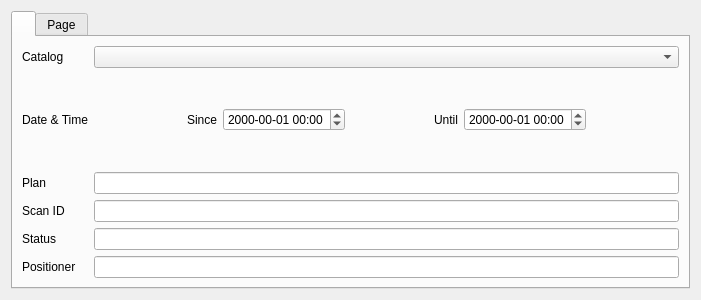
Old version of the form gemviz23/demo/resources/filterpanel.ui in the repository BCDA-APS/gemviz.
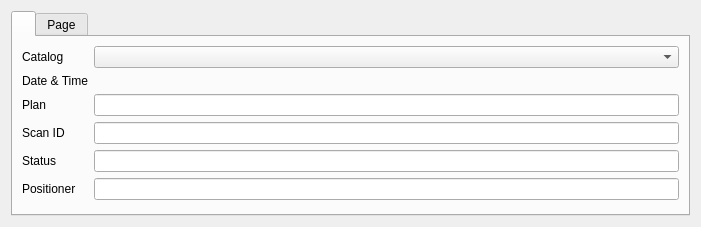
New version of the form.

Commit message: MNT #37 Change to QFormLayout, leave date widget empty here

Patch:
```diff
--- a/gemviz23/demo/resources/filterpanel.ui
+++ b/gemviz23/demo/resources/filterpanel.ui
@@ -7,7 +7,7 @@
     <x>0</x>
     <y>0</y>
     <width>701</width>
-    <height>300</height>
+    <height>227</height>
    </rect>
   </property>
   <property name="windowTitle">
@@ -23,140 +23,63 @@
       <attribute name="title">
        <string/>
       </attribute>
-      <layout class="QGridLayout" name="gridLayout">
-       <item row="7" column="0">
-        <widget class="QLabel" name="status_label">
-         <property name="text">
-          <string>Status</string>
-         </property>
-        </widget>
-       </item>
-       <item row="4" column="2">
-        <widget class="QLineEdit" name="plan_name"/>
-       </item>
-       <item row="9" column="0">
-        <widget class="QLabel" name="positioner_label">
-         <property name="text">
-          <string>Positioner</string>
-         </property>
-        </widget>
-       </item>
-       <item row="1" column="0">
+      <layout class="QFormLayout" name="formLayout">
+       <item row="0" column="0">
         <widget class="QLabel" name="status_label_2">
          <property name="text">
           <string>Catalog</string>
          </property>
         </widget>
        </item>
-       <item row="4" column="0">
-        <widget class="QLabel" name="plan_label">
-         <property name="text">
-          <string>Plan</string>
-         </property>
-        </widget>
+       <item row="0" column="1">
+        <widget class="QComboBox" name="catalogs"/>
        </item>
-       <item row="2" column="0">
+       <item row="1" column="0">
         <widget class="QLabel" name="label">
          <property name="text">
           <string>Date &amp; Time</string>
          </property>
         </widget>
        </item>
-       <item row="6" column="2">
-        <widget class="QLineEdit" name="scan_id"/>
-       </item>
-       <item row="2" column="2">
-        <widget class="QWidget" name="widget" native="true">
-         <layout class="QHBoxLayout" name="horizontalLayout_3">
-          <item>
-           <layout class="QHBoxLayout" name="horizontalLayout_2">
-            <item>
-             <spacer name="horizontalSpacer_3">
-              <property name="orientation">
-               <enum>Qt::Horizontal</enum>
-              </property>
-              <property name="sizeHint" stdset="0">
-               <size>
-                <width>40</width>
-                <height>20</height>
-               </size>
-              </property>
-             </spacer>
-            </item>
-            <item>
-             <widget class="QLabel" name="date_1_label">
-              <property name="text">
-               <string>Since</string>
-              </property>
-             </widget>
-            </item>
-            <item>
-             <widget class="QDateTimeEdit" name="date_1">
-              <property name="displayFormat">
-               <string>yyyy-mm-dd HH:mm</string>
-              </property>
-             </widget>
-            </item>
-            <item>
-             <spacer name="horizontalSpace_1">
-              <property name="orientation">
-               <enum>Qt::Horizontal</enum>
-              </property>
-              <property name="sizeHint" stdset="0">
-               <size>
-                <width>40</width>
-                <height>20</height>
-               </size>
-              </property>
-             </spacer>
-            </item>
-            <item>
-             <widget class="QLabel" name="date_2_label">
-              <property name="text">
-               <string>Until</string>
-              </property>
-             </widget>
-            </item>
-            <item>
-             <widget class="QDateTimeEdit" name="date_2">
-              <property name="displayFormat">
-               <string>yyyy-mm-dd HH:mm</string>
-              </property>
-             </widget>
-            </item>
-            <item>
-             <spacer name="horizontalSpacer_2">
-              <property name="orientation">
-               <enum>Qt::Horizontal</enum>
-              </property>
-              <property name="sizeHint" stdset="0">
-               <size>
-                <width>40</width>
-                <height>20</height>
-               </size>
-              </property>
-             </spacer>
-            </item>
-           </layout>
-          </item>
-         </layout>
+       <item row="2" column="0">
+        <widget class="QLabel" name="plan_label">
+         <property name="text">
+          <string>Plan</string>
+         </property>
         </widget>
        </item>
-       <item row="6" column="0">
+       <item row="2" column="1">
+        <widget class="QLineEdit" name="plan_name"/>
+       </item>
+       <item row="3" column="0">
         <widget class="QLabel" name="scan_id_label">
          <property name="text">
           <string>Scan ID</string>
          </property>
         </widget>
        </item>
-       <item row="9" column="2">
-        <widget class="QLineEdit" name="positioner"/>
+       <item row="3" column="1">
+        <widget class="QLineEdit" name="scan_id"/>
        </item>
-       <item row="7" column="2">
+       <item row="4" column="0">
+        <widget class="QLabel" name="status_label">
+         <property name="text">
+          <string>Status</string>
+         </property>
+        </widget>
+       </item>
+       <item row="4" column="1">
         <widget class="QLineEdit" name="status"/>
        </item>
-       <item row="1" column="2">
-        <widget class="QComboBox" name="catalogs"/>
+       <item row="5" column="0">
+        <widget class="QLabel" name="positioner_label">
+         <property name="text">
+          <string>Positioner</string>
+         </property>
+        </widget>
+       </item>
+       <item row="5" column="1">
+        <widget class="QLineEdit" name="positioner"/>
        </item>
       </layout>
      </widget>
```
